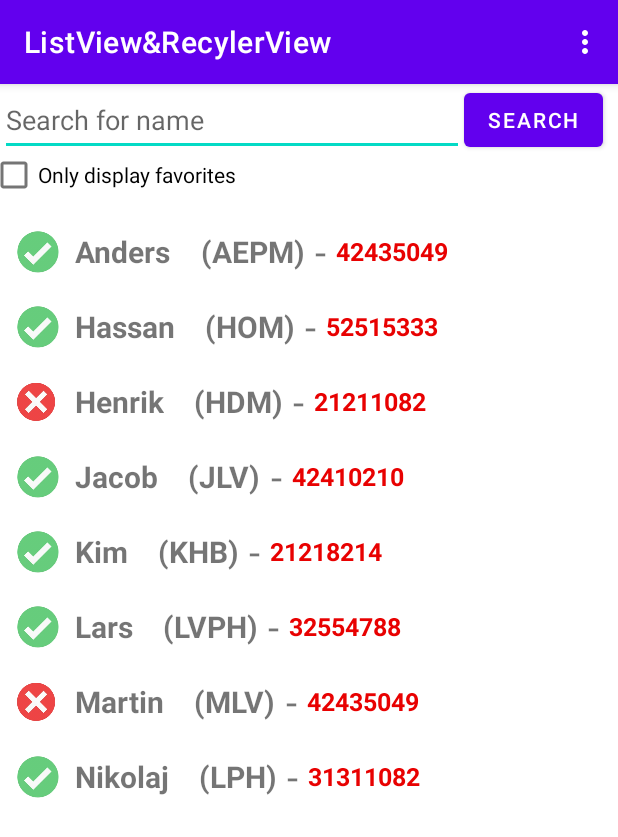
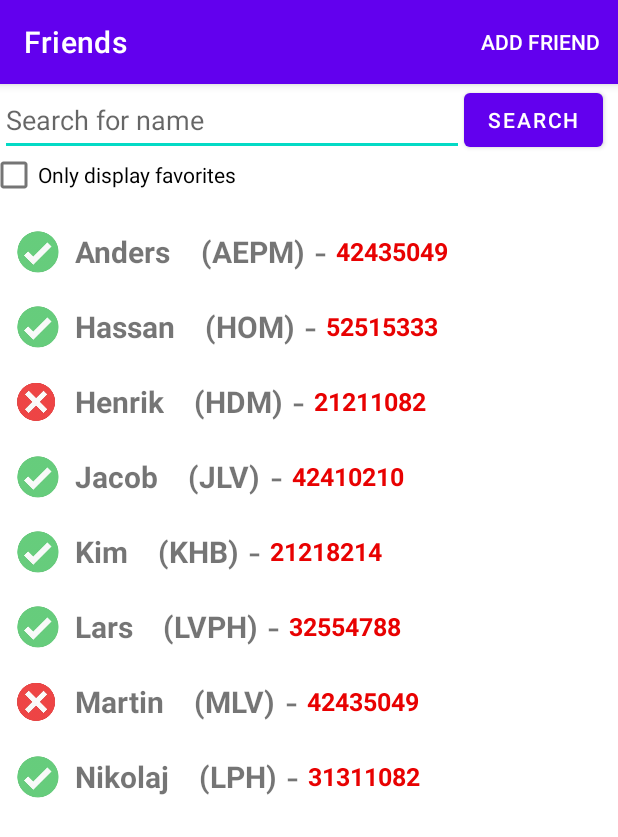
Before and after one commit to PresidentDungeon/Android-FriendApplication, an Android app: the screen it shows after launch (MainView), on a phone screen of 412 x 824 dp. Shown: the top 837 px of the screen. Run offline under Robolectric (Android 15) with nearby library versions, the phone set to English and light mode, and no system bars.

Commit message:
Removed unwanted code

```diff
--- a/ListViewRecylerView/app/src/main/res/menu/menu_recyclerview.xml
+++ b/ListViewRecylerView/app/src/main/res/menu/context_menu.xml
@@ -1,8 +1,6 @@
 <menu xmlns:android="http://schemas.android.com/apk/res/android">
     <item android:id="@+id/call_friend"
-        android:icon="@drawable/plus"
         android:title="Call Friend" />
     <item android:id="@+id/text_friend"
-        android:icon="@drawable/plus"
         android:title="Text Friend" />
 </menu>
--- /dev/null
+++ b/ListViewRecylerView/app/src/main/res/menu/main_menu.xml
@@ -0,0 +1,8 @@
+<?xml version="1.0" encoding="utf-8"?>
+<menu xmlns:android="http://schemas.android.com/apk/res/android"
+    xmlns:app="http://schemas.android.com/apk/res-auto">
+    <item android:id="@+id/create_friend"
+        android:title="Add Friend"
+        app:showAsAction="always"
+        />
+</menu>
--- a/ListViewRecylerView/app/src/main/res/menu/menu.xml
+++ /dev/null
@@ -1,6 +0,0 @@
-<?xml version="1.0" encoding="utf-8"?>
-<menu xmlns:android="http://schemas.android.com/apk/res/android">
-    <item android:id="@+id/create_friend"
-        android:icon="@drawable/plus"
-        android:title="Create Friend" />
-</menu>
--- a/ListViewRecylerView/app/src/main/res/values/strings.xml
+++ b/ListViewRecylerView/app/src/main/res/values/strings.xml
@@ -1,3 +1,3 @@
 <resources>
-    <string name="app_name">ListView&amp;RecylerView</string>
+    <string name="app_name">Friends</string>
 </resources>
```
Also changed, not shown: ListViewRecylerView/app/src/main/java/com/easv/aepm/listviewrecylerview/GUI/MainView.kt (+3 -25 lines).
